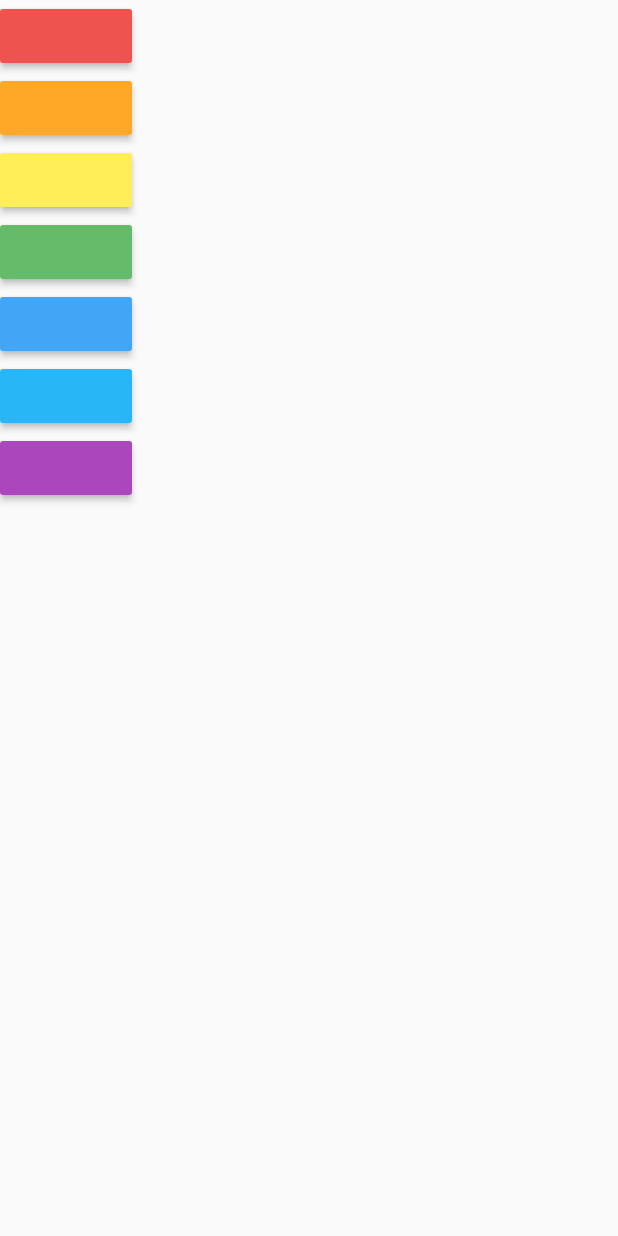
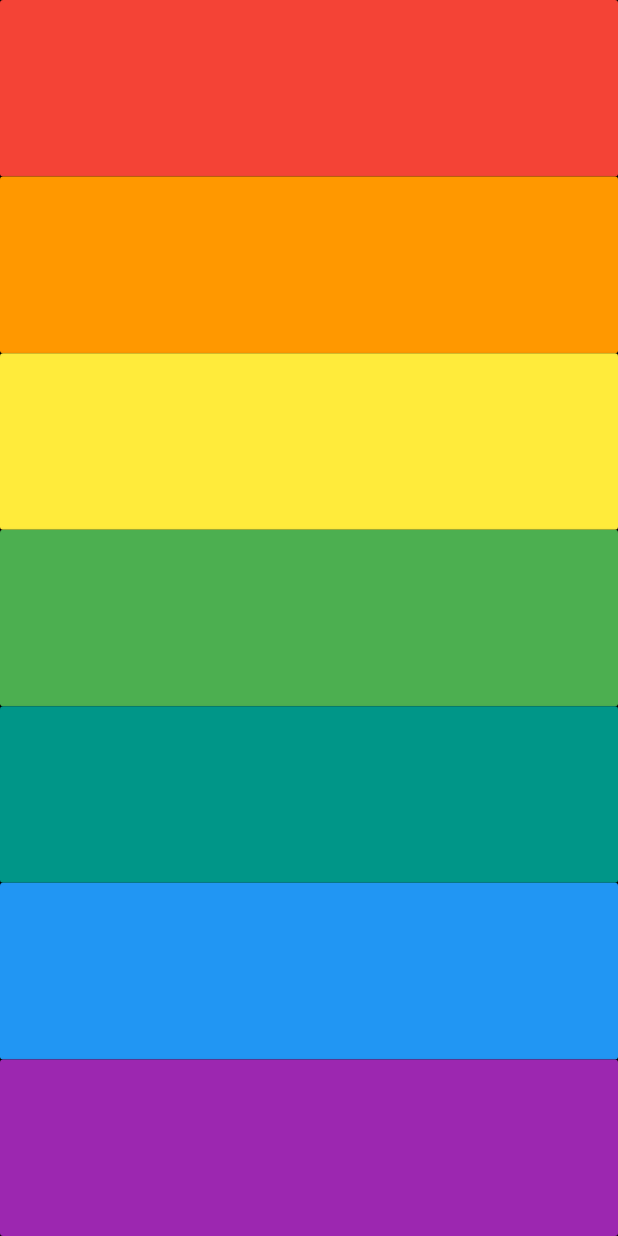
Before and after one commit to localhostd3veloper/xylophone-2020, a Flutter app: the screen it shows after launch, on a phone screen of 412 x 824 dp. Run offline on Flutter 3.47's test engine with Material 2 defaults, Android fonts, the phone set to English and light mode, and no system bars; our stand-ins replace assets_audio_player.

Commit message:
code refactoring

```diff
--- a/lib/main.dart
+++ b/lib/main.dart
@@ -13,56 +13,33 @@ class XylophoneApp extends StatelessWidget {
     audioPlayer.open(Audio('assets/note$soundNumber.wav'));
   }
 
+  Expanded buildKey(Color color, int soundNumber) {
+    return Expanded(
+      child: MaterialButton(
+        color: color,
+        onPressed: () {
+          playSound(soundNumber);
+        },
+      ),
+    );
+  }
+
   @override
   Widget build(BuildContext context) {
-    // V I B G Y O R
     return MaterialApp(
       home: Scaffold(
+        backgroundColor: Colors.black,
         body: SafeArea(
           child: Column(
+            crossAxisAlignment: CrossAxisAlignment.stretch,
             children: [
-              MaterialButton(
-                color: Colors.red[400],
-                onPressed: () {
-                  playSound(1);
-                },
-              ),
-              MaterialButton(
-                color: Colors.orange[400],
-                onPressed: () {
-                  playSound(2);
-                },
-              ),
-              MaterialButton(
-                color: Colors.yellow[400],
-                onPressed: () {
-                  playSound(3);
-                },
-              ),
-              MaterialButton(
-                color: Colors.green[400],
-                onPressed: () {
-                  playSound(4);
-                },
-              ),
-              MaterialButton(
-                color: Colors.blue[400],
-                onPressed: () {
-                  playSound(5);
-                },
-              ),
-              MaterialButton(
-                color: Colors.lightBlue[400],
-                onPressed: () {
-                  playSound(6);
-                },
-              ),
-              MaterialButton(
-                color: Colors.purple[400],
-                onPressed: () {
-                  playSound(7);
-                },
-              ),
+              buildKey(Colors.red, 1),
+              buildKey(Colors.orange, 2),
+              buildKey(Colors.yellow, 3),
+              buildKey(Colors.green, 4),
+              buildKey(Colors.teal, 5),
+              buildKey(Colors.blue, 6),
+              buildKey(Colors.purple, 7),
             ],
           ),
         ),
```
